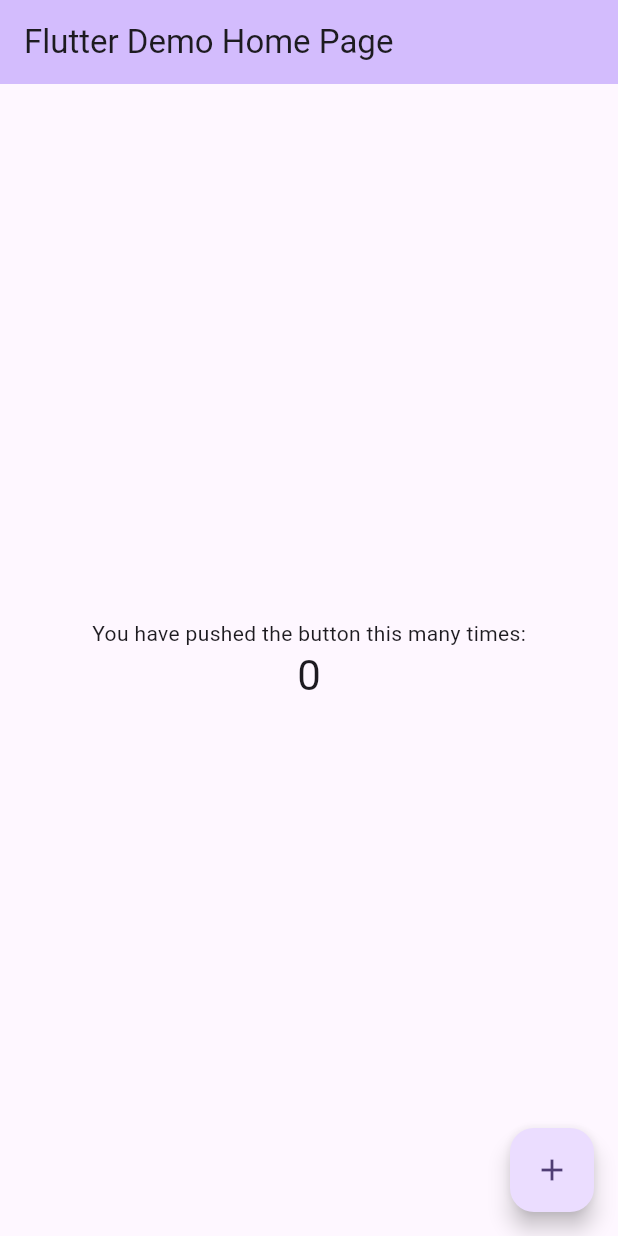
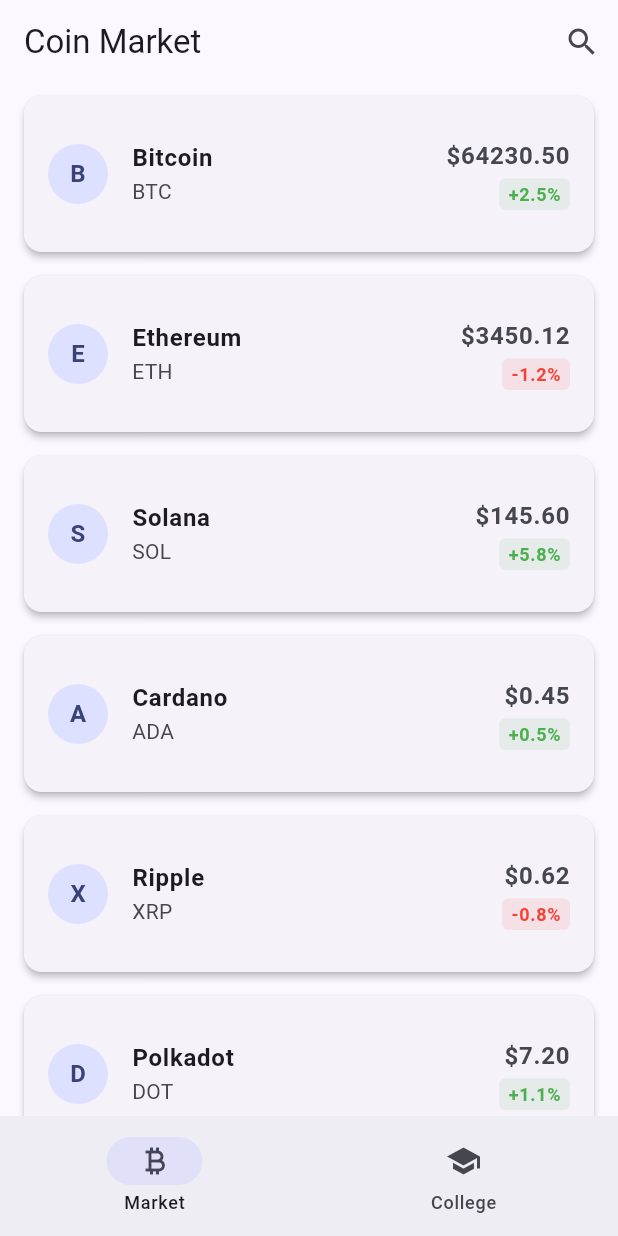
Before and after one commit to could-ai/019ac36e-1897-77cc-a955-04bb7390476b, a Flutter app: the screen it shows after launch, on a phone screen of 412 x 824 dp. Run offline on Flutter 3.47's test engine with Material 3 defaults, Android fonts, the phone set to English and light mode, and no system bars.

Commit message:
Created data models for Coin and Lesson to structure the application data.; Created mock data for coins and educational lessons to populate the UI.; Created HomeScreen to display the list of cryptocurrencies with prices and 24h changes.; Created CollegeScreen for educational content and a LessonDetailScreen for reading articles.; Created MainScreen with a BottomNavigationBar to navigate between Market and College sections.; Updated main.dart to use the new MainScreen and configured light/dark themes.

```diff
--- /dev/null
+++ b/usr/lib/data/mock_data.dart
@@ -0,0 +1,42 @@
+import '../models/coin.dart';
+
+final List<Coin> mockCoins = [
+  Coin(name: 'Bitcoin', symbol: 'BTC', price: 64230.50, change24h: 2.5),
+  Coin(name: 'Ethereum', symbol: 'ETH', price: 3450.12, change24h: -1.2),
+  Coin(name: 'Solana', symbol: 'SOL', price: 145.60, change24h: 5.8),
+  Coin(name: 'Cardano', symbol: 'ADA', price: 0.45, change24h: 0.5),
+  Coin(name: 'Ripple', symbol: 'XRP', price: 0.62, change24h: -0.8),
+  Coin(name: 'Polkadot', symbol: 'DOT', price: 7.20, change24h: 1.1),
+  Coin(name: 'Dogecoin', symbol: 'DOGE', price: 0.16, change24h: 12.4),
+  Coin(name: 'Chainlink', symbol: 'LINK', price: 18.50, change24h: 3.2),
+  Coin(name: 'Litecoin', symbol: 'LTC', price: 85.30, change24h: -0.5),
+  Coin(name: 'Polygon', symbol: 'MATIC', price: 0.92, change24h: 1.8),
+];
+
+final List<Lesson> mockLessons = [
+  Lesson(
+    title: 'What is Cryptocurrency?',
+    description: 'The basics of digital currency and blockchain.',
+    content: 'Cryptocurrency is a digital payment system that does not rely on banks to verify transactions. It’s a peer-to-peer system that can enable anyone anywhere to send and receive payments. Instead of being physical money carried around and exchanged in the real world, cryptocurrency payments exist purely as digital entries to an online database describing specific transactions.',
+  ),
+  Lesson(
+    title: 'How to Buy Bitcoin',
+    description: 'A step-by-step guide to your first purchase.',
+    content: 'To buy Bitcoin, you typically need to register with a cryptocurrency exchange, verify your identity, deposit funds (fiat currency like USD or EUR), and then place an order to buy BTC. You can choose between market orders (buy immediately at current price) or limit orders (buy at a specific price).',
+  ),
+  Lesson(
+    title: 'Understanding Blockchain',
+    description: 'The technology behind crypto explained simply.',
+    content: 'Blockchain is a shared, immutable ledger that facilitates the process of recording transactions and tracking assets in a business network. An asset can be tangible (a house, car, cash, land) or intangible (intellectual property, patents, copyrights, branding). Virtually anything of value can be tracked and traded on a blockchain network, reducing risk and cutting costs for all involved.',
+  ),
+  Lesson(
+    title: 'Crypto Wallets 101',
+    description: 'Hot vs Cold wallets and how to keep your coins safe.',
+    content: 'A crypto wallet is a tool that interacts with the blockchain network. It doesn\'t actually "store" your coins; your coins live on the blockchain. The wallet stores the private keys needed to access and move those coins. Hot wallets are connected to the internet (convenient but less secure), while cold wallets are offline storage devices (very secure but less convenient).',
+  ),
+  Lesson(
+    title: 'DeFi Explained',
+    description: 'What is Decentralized Finance?',
+    content: 'DeFi is an umbrella term for peer-to-peer financial services on public blockchains, primarily Ethereum. With DeFi, you can do most of the things that banks support — earn interest, borrow, lend, buy insurance, trade derivatives, trade assets, and more — but it is faster and doesn\'t require paperwork or a third party.',
+  ),
+];
--- a/usr/lib/main.dart
+++ b/usr/lib/main.dart
@@ -1,4 +1,5 @@
 import 'package:flutter/material.dart';
+import 'screens/main_screen.dart';
 
 void main() {
   runApp(const MyApp());
@@ -7,117 +8,30 @@ void main() {
 class MyApp extends StatelessWidget {
   const MyApp({super.key});
 
-  // This widget is the root of your application.
   @override
   Widget build(BuildContext context) {
     return MaterialApp(
-      title: 'Flutter Demo',
+      title: 'Coin App',
       debugShowCheckedModeBanner: false,
       theme: ThemeData(
-        // This is the theme of your application.
-        //
-        // TRY THIS: Try running your application with "flutter run". You'll see
-        // the application has a purple toolbar. Then, without quitting the app,
-        // try changing the seedColor in the colorScheme below to Colors.green
-        // and then invoke "hot reload" (save your changes or press the "hot
-        // reload" button in a Flutter-supported IDE, or press "r" if you used
-        // the command line to start the app).
-        //
-        // Notice that the counter didn't reset back to zero; the application
-        // state is not lost during the reload. To reset the state, use hot
-        // restart instead.
-        //
-        // This works for code too, not just values: Most code changes can be
-        // tested with just a hot reload.
-        colorScheme: ColorScheme.fromSeed(seedColor: Colors.deepPurple),
+        colorScheme: ColorScheme.fromSeed(
+          seedColor: Colors.indigo,
+          brightness: Brightness.light,
+        ),
+        useMaterial3: true,
       ),
+      darkTheme: ThemeData(
+        colorScheme: ColorScheme.fromSeed(
+          seedColor: Colors.indigo,
+          brightness: Brightness.dark,
+        ),
+        useMaterial3: true,
+      ),
+      themeMode: ThemeMode.system,
       initialRoute: '/',
       routes: {
-        '/': (context) => const MyHomePage(title: 'Flutter Demo Home Page'),
+        '/': (context) => const MainScreen(),
       },
     );
   }
 }
-
-class MyHomePage extends StatefulWidget {
-  const MyHomePage({super.key, required this.title});
-
-  // This widget is the home page of your application. It is stateful, meaning
-  // that it has a State object (defined below) that contains fields that affect
-  // how it looks.
-
-  // This class is the configuration for the state. It holds the values (in this
-  // case the title) provided by the parent (in this case the App widget) and
-  // used by the build method of the State. Fields in a Widget subclass are
-  // always marked "final".
-
-  final String title;
-
-  @override
-  State<MyHomePage> createState() => _MyHomePageState();
-}
-
-class _MyHomePageState extends State<MyHomePage> {
-  int _counter = 0;
-
-  void _incrementCounter() {
-    setState(() {
-      // This call to setState tells the Flutter framework that something has
-      // changed in this State, which causes it to rerun the build method below
-      // so that the display can reflect the updated values. If we changed
-      // _counter without calling setState(), then the build method would not be
-      // called again, and so nothing would appear to happen.
-      _counter++;
-    });
-  }
-
-  @override
-  Widget build(BuildContext context) {
-    // This method is rerun every time setState is called, for instance as done
-    // by the _incrementCounter method above.
-    //
-    // The Flutter framework has been optimized to make rerunning build methods
-    // fast, so that you can just rebuild anything that needs updating rather
-    // than having to individually change instances of widgets.
-    return Scaffold(
-      appBar: AppBar(
-        // TRY THIS: Try changing the color here to a specific color (to
-        // Colors.amber, perhaps?) and trigger a hot reload to see the AppBar
-        // change color while the other colors stay the same.
-        backgroundColor: Theme.of(context).colorScheme.inversePrimary,
-        // Here we take the value from the MyHomePage object that was created by
-        // the App.build method, and use it to set our appbar title.
-        title: Text(widget.title),
-      ),
-      body: Center(
-        // Center is a layout widget. It takes a single child and positions it
-        // in the middle of the parent.
-        child: Column(
-          // Column is also a layout widget. It takes a list of children and
-          // arranges them vertically. By default, it sizes itself to fit its
-          // children horizontally, and tries to be as tall as its parent.
-          //
-          // Column has various properties to control how it sizes itself and
-          // how it positions its children. Here we use mainAxisAlignment to
-          // center the children vertically; the main axis here is the vertical
-          // axis because Columns are vertical (the cross axis would be
-          // horizontal).
-          //
-          // TRY THIS: Invoke "debug painting" (choose the "Toggle Debug Paint"
-          // action in the IDE, or press "p" in the console), to see the
-          // wireframe for each widget.
-          mainAxisAlignment: MainAxisAlignment.center,
-          children: <Widget>[
-            const Text('You have pushed the button this many times:'),
-            Text('$_counter', style: Theme.of(context).textTheme.headlineMedium),
-          ],
-        ),
-      ),
-      floatingActionButton: FloatingActionButton(
-        onPressed: _incrementCounter,
-        tooltip: 'Increment',
-        child: const Icon(Icons.add),
-      ), // This trailing comma makes auto-formatting nicer for build methods.
-    );
-  }
-}
--- /dev/null
+++ b/usr/lib/models/coin.dart
@@ -0,0 +1,25 @@
+class Coin {
+  final String name;
+  final String symbol;
+  final double price;
+  final double change24h;
+
+  Coin({
+    required this.name,
+    required this.symbol,
+    required this.price,
+    required this.change24h,
+  });
+}
+
+class Lesson {
+  final String title;
+  final String description;
+  final String content;
+
+  Lesson({
+    required this.title,
+    required this.description,
+    required this.content,
+  });
+}
--- /dev/null
+++ b/usr/lib/screens/home_screen.dart
@@ -0,0 +1,89 @@
+import 'package:flutter/material.dart';
+import '../models/coin.dart';
+import '../data/mock_data.dart';
+
+class HomeScreen extends StatelessWidget {
+  const HomeScreen({super.key});
+
+  @override
+  Widget build(BuildContext context) {
+    return Scaffold(
+      appBar: AppBar(
+        title: const Text('Coin Market'),
+        centerTitle: false,
+        actions: [
+          IconButton(
+            icon: const Icon(Icons.search),
+            onPressed: () {},
+          ),
+        ],
+      ),
+      body: ListView.builder(
+        itemCount: mockCoins.length,
+        itemBuilder: (context, index) {
+          final coin = mockCoins[index];
+          final isPositive = coin.change24h >= 0;
+
+          return Card(
+            margin: const EdgeInsets.symmetric(horizontal: 16, vertical: 8),
+            elevation: 2,
+            shape: RoundedRectangleBorder(borderRadius: BorderRadius.circular(12)),
+            child: ListTile(
+              contentPadding: const EdgeInsets.all(16),
+              leading: CircleAvatar(
+                backgroundColor: Theme.of(context).colorScheme.primaryContainer,
+                child: Text(
+                  coin.symbol[0],
+                  style: TextStyle(
+                    fontWeight: FontWeight.bold,
+                    color: Theme.of(context).colorScheme.onPrimaryContainer,
+                  ),
+                ),
+              ),
+              title: Text(
+                coin.name,
+                style: const TextStyle(fontWeight: FontWeight.bold, fontSize: 16),
+              ),
+              subtitle: Text(coin.symbol),
+              trailing: Column(
+                mainAxisAlignment: MainAxisAlignment.center,
+                crossAxisAlignment: CrossAxisAlignment.end,
+                children: [
+                  Text(
+                    '\$${coin.price.toStringAsFixed(2)}',
+                    style: const TextStyle(
+                      fontWeight: FontWeight.bold,
+                      fontSize: 16,
+                    ),
+                  ),
+                  const SizedBox(height: 4),
+                  Container(
+                    padding: const EdgeInsets.symmetric(horizontal: 6, vertical: 2),
+                    decoration: BoxDecoration(
+                      color: isPositive ? Colors.green.withOpacity(0.1) : Colors.red.withOpacity(0.1),
+                      borderRadius: BorderRadius.circular(4),
+                    ),
+                    child: Text(
+                      '${isPositive ? '+' : ''}${coin.change24h}%',
+                      style: TextStyle(
+                        color: isPositive ? Colors.green : Colors.red,
+                        fontWeight: FontWeight.bold,
+                        fontSize: 12,
+                      ),
+                    ),
+                  ),
+                ],
+              ),
+              onTap: () {
+                // Navigate to detail (placeholder for now)
+                ScaffoldMessenger.of(context).showSnackBar(
+                  SnackBar(content: Text('Selected ${coin.name}')),
+                );
+              },
+            ),
+          );
+        },
+      ),
+    );
+  }
+}
--- /dev/null
+++ b/usr/lib/screens/main_screen.dart
@@ -0,0 +1,46 @@
+import 'package:flutter/material.dart';
+import 'home_screen.dart';
+import 'college_screen.dart';
+
+class MainScreen extends StatefulWidget {
+  const MainScreen({super.key});
+
+  @override
+  State<MainScreen> createState() => _MainScreenState();
+}
+
+class _MainScreenState extends State<MainScreen> {
+  int _selectedIndex = 0;
+
+  final List<Widget> _screens = [
+    const HomeScreen(),
+    const CollegeScreen(),
+  ];
+
+  void _onItemTapped(int index) {
+    setState(() {
+      _selectedIndex = index;
+    });
+  }
+
+  @override
+  Widget build(BuildContext context) {
+    return Scaffold(
+      body: _screens[_selectedIndex],
+      bottomNavigationBar: NavigationBar(
+        selectedIndex: _selectedIndex,
+        onDestinationSelected: _onItemTapped,
+        destinations: const [
+          NavigationDestination(
+            icon: Icon(Icons.currency_bitcoin),
+            label: 'Market',
+          ),
+          NavigationDestination(
+            icon: Icon(Icons.school),
+            label: 'College',
+          ),
+        ],
+      ),
+    );
+  }
+}
```
Also changed, not shown: usr/lib/screens/college_screen.dart (added, +156 -0 lines).
